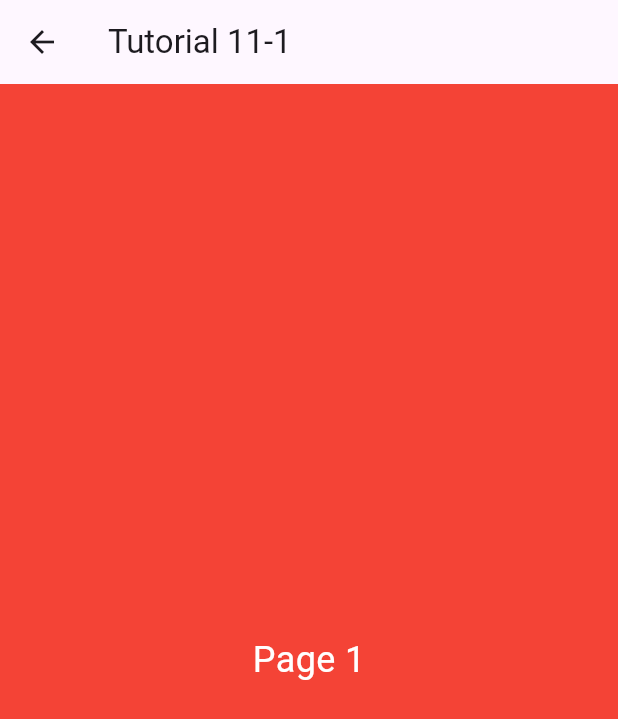
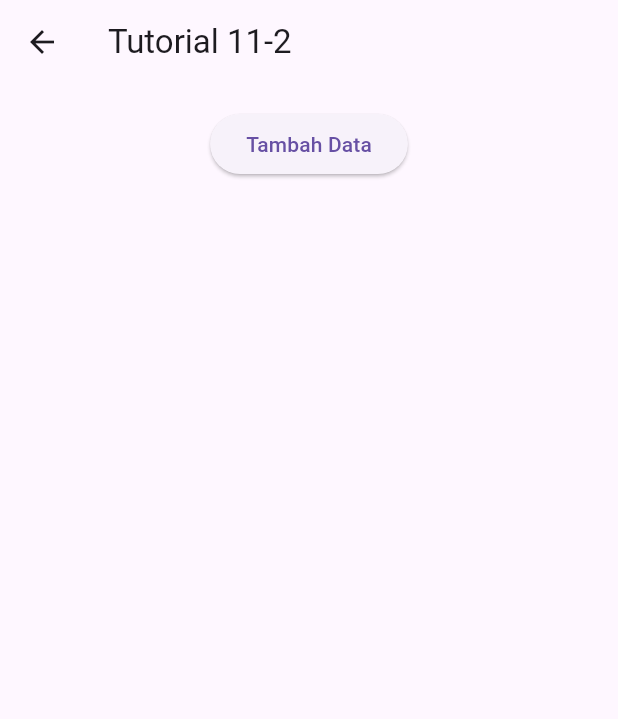
Before and after one commit to idlofizahir86/Tutorial_10-1_1301213407_IDLOFI-ZAHIR-RAJABA, a Flutter app: the Tutorial11Page screen opened directly, on a phone screen of 412 x 824 dp. Shown: the top 719 px of the screen. Run offline on Flutter 3.47's test engine with Material 3 defaults, Android fonts, the light colour scheme and no system bars.

Commit message:
Tutorial 11.2

```diff
--- a/lib/tutorial_11_1_page.dart
+++ b/lib/tutorial_11_1_page.dart
@@ -1,4 +1,5 @@
 import 'package:flutter/material.dart';
+import 'tutorial_11_2_page.dart'; // Import halaman baru
 
 class Tutorial11Page extends StatelessWidget {
   const Tutorial11Page({Key? key}) : super(key: key);
@@ -7,37 +8,13 @@ class Tutorial11Page extends StatelessWidget {
   Widget build(BuildContext context) {
     return Scaffold(
       appBar: AppBar(
-        title: const Text('Tutorial 11-1'),
+        title: const Text('Tutorial 11-2'),
       ),
       body: PageView(
-        children: [
-          Container(
-            color: Colors.red,
-            child: const Center(
-              child: Text(
-                'Page 1',
-                style: TextStyle(fontSize: 24, color: Colors.white),
-              ),
-            ),
-          ),
-          Container(
-            color: Colors.green,
-            child: const Center(
-              child: Text(
-                'Page 2',
-                style: TextStyle(fontSize: 24, color: Colors.white),
-              ),
-            ),
-          ),
-          Container(
-            color: Colors.blue,
-            child: const Center(
-              child: Text(
-                'Page 3',
-                style: TextStyle(fontSize: 24, color: Colors.white),
-              ),
-            ),
-          ),
+        scrollDirection:
+            Axis.vertical, // Ubah scroll direction menjadi vertikal
+        children: const [
+          Tutorial12Page(), // Page dengan ListView dan dialog formr
         ],
       ),
     );
--- /dev/null
+++ b/lib/tutorial_11_2_page.dart
@@ -0,0 +1,79 @@
+import 'package:flutter/material.dart';
+
+class Tutorial12Page extends StatefulWidget {
+  const Tutorial12Page({Key? key}) : super(key: key);
+
+  @override
+  _Tutorial12PageState createState() => _Tutorial12PageState();
+}
+
+class _Tutorial12PageState extends State<Tutorial12Page> {
+  final List<String> _dataList = [];
+  final TextEditingController _controller = TextEditingController();
+
+  void _addData(String data) {
+    setState(() {
+      _dataList.add(data);
+    });
+    _controller.clear();
+  }
+
+  void _showDialog() {
+    showDialog(
+      context: context,
+      builder: (context) {
+        return AlertDialog(
+          title: const Text('Tambah Data'),
+          content: TextField(
+            controller: _controller,
+            decoration: const InputDecoration(hintText: 'Masukkan data baru'),
+          ),
+          actions: [
+            TextButton(
+              onPressed: () {
+                _addData(_controller.text);
+                Navigator.of(context).pop();
+              },
+              child: const Text('Tambah'),
+            ),
+            TextButton(
+              onPressed: () {
+                Navigator.of(context).pop();
+              },
+              child: const Text('Batal'),
+            ),
+          ],
+        );
+      },
+    );
+  }
+
+  @override
+  Widget build(BuildContext context) {
+    return Scaffold(
+      body: Column(
+        children: [
+          // Tambahkan tombol di bagian atas halaman untuk menambah data
+          Padding(
+            padding: const EdgeInsets.all(16.0),
+            child: ElevatedButton(
+              onPressed: _showDialog,
+              child: const Text('Tambah Data'),
+            ),
+          ),
+          // ListView untuk menampilkan data
+          Expanded(
+            child: ListView.builder(
+              itemCount: _dataList.length,
+              itemBuilder: (context, index) {
+                return ListTile(
+                  title: Text(_dataList[index]),
+                );
+              },
+            ),
+          ),
+        ],
+      ),
+    );
+  }
+}
```
